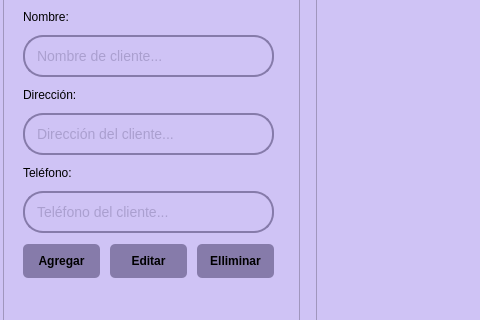
This is app/view/ui/clienteView.ui in ErickSanat/POS-PythonQt as Qt 5 draws it before an edit; both pictures show x 0 to 480 and y 154 to 474 of the 1201 by 680 pixel window. The edited form follows.
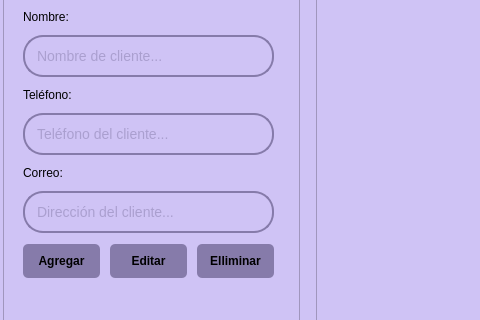
This is the edited form. Icons and pictures are not drawn.

Commit message: update: ya funciona cliente :)

Patch:
```diff
--- a/app/view/ui/clienteView.ui
+++ b/app/view/ui/clienteView.ui
@@ -163,44 +163,6 @@
            </property>
           </widget>
          </item>
-         <item>
-          <widget class="QLabel" name="labelDireccion">
-           <property name="sizePolicy">
-            <sizepolicy hsizetype="Expanding" vsizetype="Fixed">
-             <horstretch>0</horstretch>
-             <verstretch>0</verstretch>
-            </sizepolicy>
-           </property>
-           <property name="styleSheet">
-            <string notr="true">color: rgb(0, 0, 0);</string>
-           </property>
-           <property name="text">
-            <string>Dirección:</string>
-           </property>
-          </widget>
-         </item>
-         <item>
-          <widget class="QLineEdit" name="lineDireccion">
-           <property name="minimumSize">
-            <size>
-             <width>40</width>
-             <height>0</height>
-            </size>
-           </property>
-           <property name="styleSheet">
-            <string notr="true">QLineEdit {
-    padding: 10px;
-    border: 2px solid #867BAA;
-    border-radius: 20px;
-    font-size: 14px;
-	color: rgb(134, 123, 170);
-}</string>
-           </property>
-           <property name="placeholderText">
-            <string>Dirección del cliente...</string>
-           </property>
-          </widget>
-         </item>
          <item>
           <widget class="QLabel" name="labelTelefono">
            <property name="sizePolicy">
@@ -242,6 +204,44 @@
            </property>
           </widget>
          </item>
+         <item>
+          <widget class="QLabel" name="labelDireccion">
+           <property name="sizePolicy">
+            <sizepolicy hsizetype="Expanding" vsizetype="Fixed">
+             <horstretch>0</horstretch>
+             <verstretch>0</verstretch>
+            </sizepolicy>
+           </property>
+           <property name="styleSheet">
+            <string notr="true">color: rgb(0, 0, 0);</string>
+           </property>
+           <property name="text">
+            <string>Correo:</string>
+           </property>
+          </widget>
+         </item>
+         <item>
+          <widget class="QLineEdit" name="lineCorreo">
+           <property name="minimumSize">
+            <size>
+             <width>40</width>
+             <height>0</height>
+            </size>
+           </property>
+           <property name="styleSheet">
+            <string notr="true">QLineEdit {
+    padding: 10px;
+    border: 2px solid #867BAA;
+    border-radius: 20px;
+    font-size: 14px;
+	color: rgb(134, 123, 170);
+}</string>
+           </property>
+           <property name="placeholderText">
+            <string>Dirección del cliente...</string>
+           </property>
+          </widget>
+         </item>
          <item>
           <layout class="QHBoxLayout" name="horizontalLayout_3">
            <property name="spacing">
```
Left out of the diff: 12 changed lines with no effect on the pictures. The commit also changes 3 other files.
